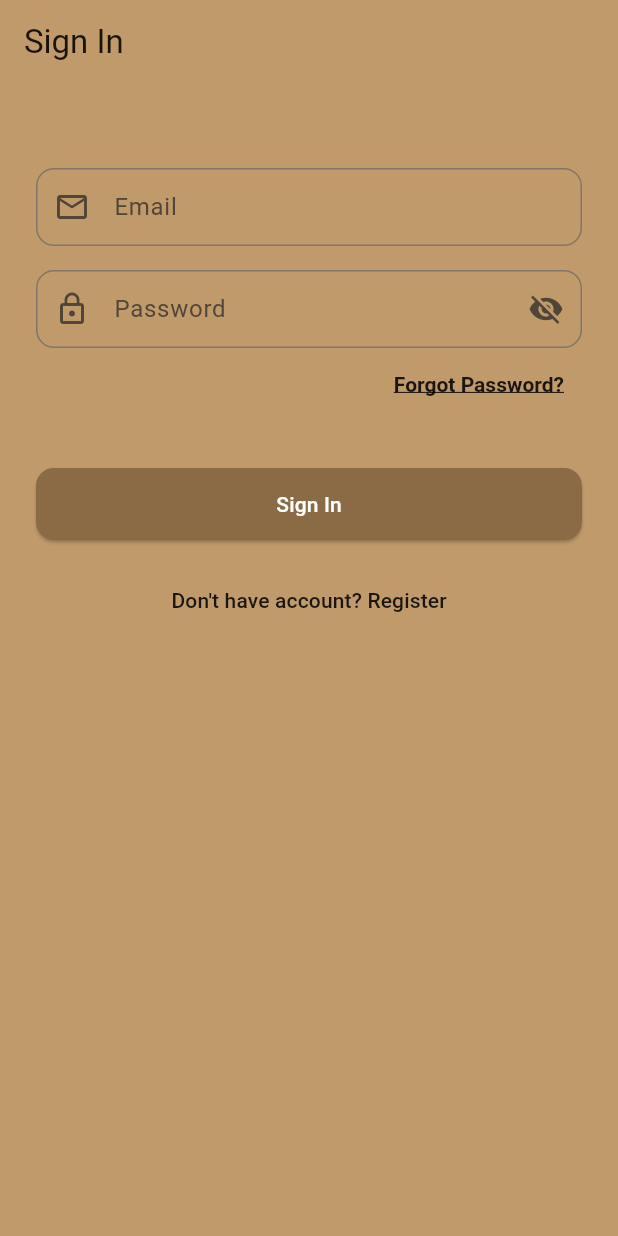
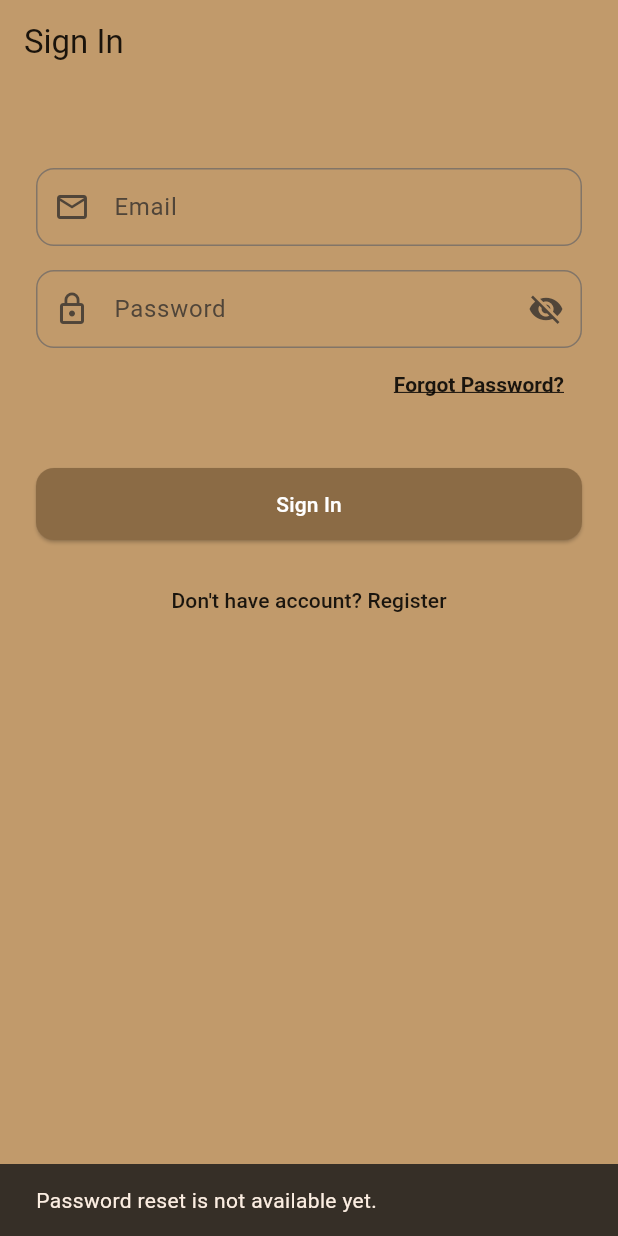
Before and after one commit to MustafaElayyan/Roommater, a Flutter app: the LoginScreen screen opened by its route, after a tap on "Forgot Password?", on a phone screen of 412 x 824 dp. Run offline on Flutter 3.47's test engine with Material 3 defaults, Android fonts, the phone set to English and light mode, and no system bars; our stand-ins replace cloud_firestore, firebase_auth, firebase_core, firebase_storage, flutter_riverpod, go_router; accounts and stored records are empty.

```diff
--- a/lib/features/auth/presentation/screens/auth_choice_screen.dart
+++ b/lib/features/auth/presentation/screens/auth_choice_screen.dart
@@ -8,6 +8,7 @@ class AuthChoiceScreen extends StatelessWidget {
   const AuthChoiceScreen({super.key});
 
   static const Color _camelBackground = Color(0xFFC19A6B);
+  static const double _maxActionsWidth = 420;
 
   Widget _buildActionButton({
     required String label,
@@ -65,7 +66,7 @@ class AuthChoiceScreen extends StatelessWidget {
               Expanded(
                 child: Center(
                   child: ConstrainedBox(
-                    constraints: const BoxConstraints(maxWidth: 420),
+                    constraints: const BoxConstraints(maxWidth: _maxActionsWidth),
                     child: Column(
                       mainAxisSize: MainAxisSize.min,
                       crossAxisAlignment: CrossAxisAlignment.stretch,
--- a/lib/features/auth/presentation/screens/login_screen.dart
+++ b/lib/features/auth/presentation/screens/login_screen.dart
@@ -79,9 +79,17 @@ class _LoginScreenState extends ConsumerState<LoginScreen> {
               Align(
                 alignment: Alignment.centerRight,
                 child: TextButton(
-                  onPressed: () {},
+                  onPressed: () => ScaffoldMessenger.of(context).showSnackBar(
+                    const SnackBar(
+                      content: Text(
+                        'Password reset is not available yet.',
+                      ),
+                    ),
+                  ),
                   style: TextButton.styleFrom(
                     foregroundColor: _actionTextColor,
+                    minimumSize: const Size(120, 48),
+                    padding: const EdgeInsets.symmetric(horizontal: 12),
                     textStyle: const TextStyle(
                       fontWeight: FontWeight.w600,
                       decoration: TextDecoration.underline,
--- a/lib/features/onboarding/presentation/screens/onboarding_screen.dart
+++ b/lib/features/onboarding/presentation/screens/onboarding_screen.dart
@@ -21,6 +21,7 @@ class _OnboardingScreenState extends ConsumerState<OnboardingScreen> {
   static const Color _activeDotBorderColor = Colors.white;
   static const Color _inactiveDotBorderColor = Colors.black87;
   static const Color _skipButtonTextColor = Colors.black87;
+  static const double _skipButtonHeight = 48;
   static const List<IconData> _slideIcons = [
     Icons.groups_2_outlined,
     Icons.checklist_rtl_outlined,
@@ -165,7 +166,7 @@ class _OnboardingScreenState extends ConsumerState<OnboardingScreen> {
                     const SizedBox(height: 8),
                     if (currentIndex < pages.length - 1)
                       SizedBox(
-                        height: 48,
+                        height: _skipButtonHeight,
                         child: ElevatedButton(
                           onPressed: () => context.push(AppRoutes.authChoice),
                           style: ElevatedButton.styleFrom(
```
Also changed, not shown: 1 other file.
